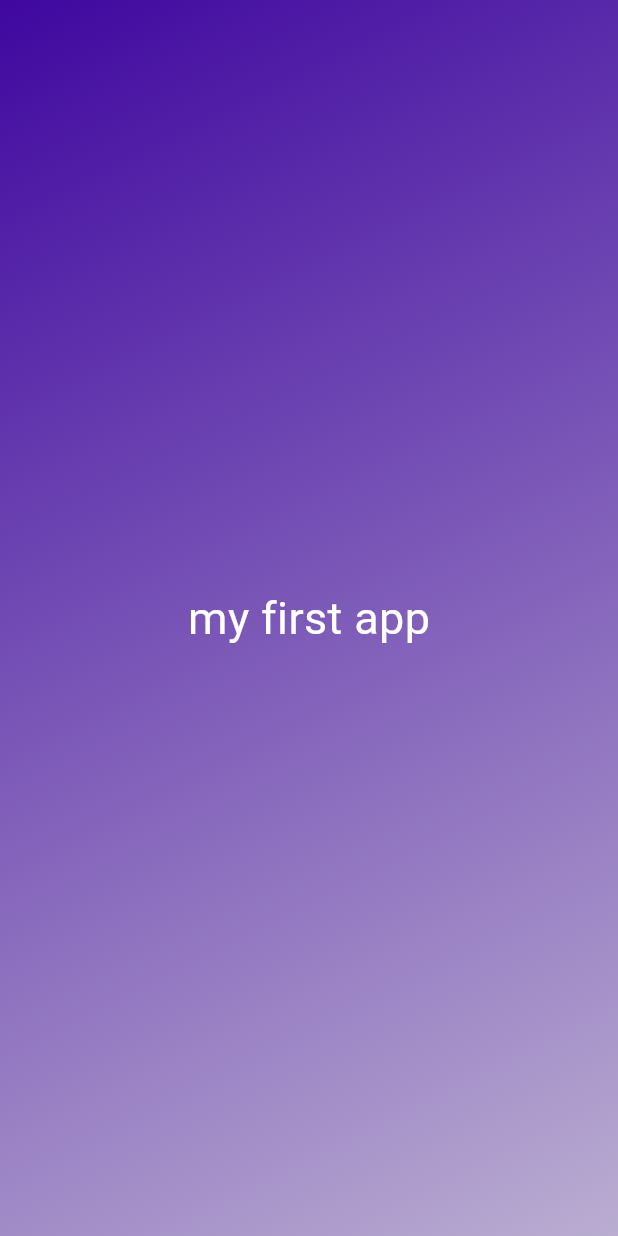
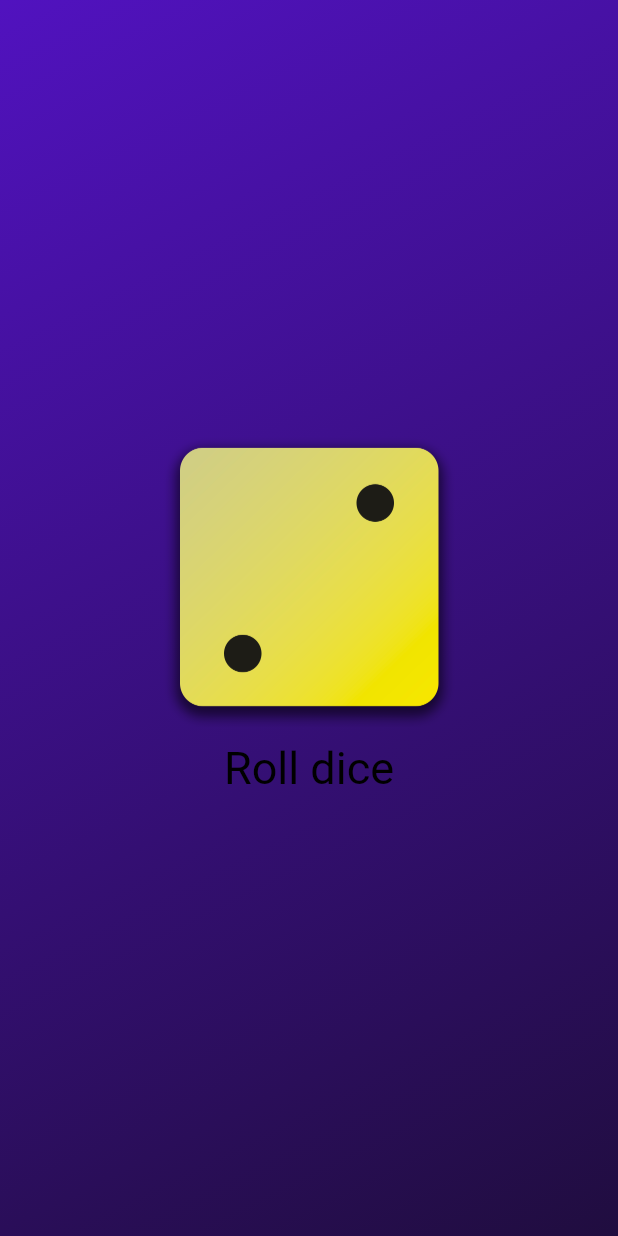
Before and after one commit to franedsandi/first_test, a Flutter app: the screen it shows after launch, on a phone screen of 412 x 824 dp. Run offline on Flutter 3.47's test engine with Material 3 defaults, Android fonts, the phone set to English and light mode, and no system bars.

Commit message:
[feat](styling, components separation, functions out of runapp)

```diff
--- /dev/null
+++ b/lib/dice_roller.dart
@@ -0,0 +1,59 @@
+import 'dart:math';
+import 'package:flutter/material.dart';
+import './text_in_box.dart';
+
+final randomizer = Random();
+
+/* statefull does not need build widget */
+class DiceRoller extends StatefulWidget {
+  const DiceRoller({super.key});
+  @override
+  State<DiceRoller> createState() {
+    return _DiceRollerState();
+  }
+}
+
+class _DiceRollerState extends State<DiceRoller> {
+  var currentDiceImage = 2;
+
+  void rollDice() {
+    setState(
+      () {
+        currentDiceImage = /* 222 Random() */ randomizer.nextInt(6) + 1;
+      },
+    );
+
+    /* var activeDiceImage = 'assets/images/dice-2.png';
+
+  void rollDice() {
+    var randomNumber = Random().nextInt(6) + 1;
+    setState(
+      () {
+        activeDiceImage = 'assets/images/dice-$randomNumber.png';
+      },
+    );*/
+  }
+
+  @override
+  build(context) {
+    return Column(
+      mainAxisSize: MainAxisSize.min,
+      children: [
+        Image.asset(
+            'assets/images/dice-$currentDiceImage.png' /* activeDiceImage */,
+            width: 200),
+        TextButton(
+          onPressed: rollDice,
+          style: TextButton.styleFrom(
+            padding: const EdgeInsets.all(10),
+            foregroundColor: Colors.white,
+            textStyle: const TextStyle(
+              fontSize: 30,
+            ),
+          ),
+          child: const TextCont("Roll dice"),
+        )
+      ],
+    );
+  }
+}
--- /dev/null
+++ b/lib/gradient_container.dart
@@ -0,0 +1,54 @@
+import 'package:flutter/material.dart';
+import './dice_roller.dart';
+
+var startAlignment = Alignment.topLeft;
+var endAlignment = Alignment.bottomRight;
+/* StatelessWidget for widget that does non change on actions */
+/* statefullWidget allows the dinamic changes on apps */
+
+class GradientContainer extends StatelessWidget {
+  const GradientContainer(this.color1, this.color2, {super.key});
+
+  final Color color2;
+  final Color color1;
+
+  @override
+  Widget build(context) {
+    return Container(
+      decoration: BoxDecoration(
+        gradient: LinearGradient(
+          colors: [
+            color1,
+            color2,
+          ],
+          begin: startAlignment,
+          end: endAlignment,
+        ),
+      ),
+      child: const Center(
+        child: DiceRoller(),
+      ),
+    );
+  }
+}
+/* class GradientContainer extends StatelessWidget {
+  const GradientContainer({super.key, required this.colors});
+
+  final List<Color> colors;
+
+  @override
+  Widget build(context) {
+    return Container(
+      decoration: BoxDecoration(
+        gradient: LinearGradient(
+          colors: colors,
+          begin: startAlignment,
+          end: endAlignment,
+        ),
+      ),
+      child: const Center(
+        child: TextCont('hi there'),
+      ),
+    );
+  }
+} */
--- /dev/null
+++ b/lib/text_in_box.dart
@@ -0,0 +1,15 @@
+import 'package:flutter/material.dart';
+
+class TextCont extends StatelessWidget {
+  const TextCont(this.text, {super.key});
+
+  final String text;
+
+  @override
+  Widget build(context) {
+    return Text(
+      text,
+      style: const TextStyle(fontSize: 30, color: Colors.black),
+    );
+  }
+}
```
Also changed, not shown: lib/main.dart (+4 -19 lines), pubspec.yaml (+8 -3 lines), assets/images/dice-1.png (added), assets/images/dice-2.png (added), assets/images/dice-3.png (added), assets/images/dice-4.png (added), assets/images/dice-5.png (added), assets/images/dice-6.png (added).
